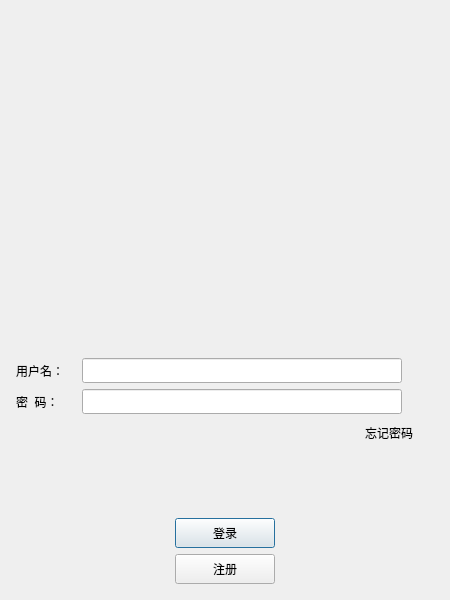
kodaniii/Cutalk, file Cutalk/logindialog.ui: the form before one commit.
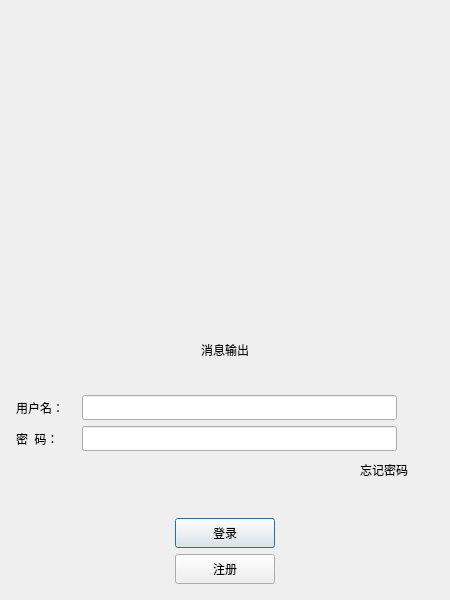
The form after the commit. Icons and pictures are not drawn. Custom widgets are drawn as their Qt base class.

```diff
--- a/Cutalk/logindialog.ui
+++ b/Cutalk/logindialog.ui
@@ -135,6 +135,42 @@
        </property>
       </spacer>
      </item>
+     <item>
+      <spacer name="verticalSpacer_5">
+       <property name="orientation">
+        <enum>Qt::Vertical</enum>
+       </property>
+       <property name="sizeHint" stdset="0">
+        <size>
+         <width>20</width>
+         <height>40</height>
+        </size>
+       </property>
+      </spacer>
+     </item>
+     <item>
+      <widget class="QLabel" name="msg_output_label">
+       <property name="text">
+        <string>消息输出</string>
+       </property>
+       <property name="alignment">
+        <set>Qt::AlignCenter</set>
+       </property>
+      </widget>
+     </item>
+     <item>
+      <spacer name="verticalSpacer_3">
+       <property name="orientation">
+        <enum>Qt::Vertical</enum>
+       </property>
+       <property name="sizeHint" stdset="0">
+        <size>
+         <width>20</width>
+         <height>40</height>
+        </size>
+       </property>
+      </spacer>
+     </item>
      <item>
       <layout class="QHBoxLayout" name="horizontalLayout">
        <item>
@@ -160,13 +196,13 @@
         <widget class="QLineEdit" name="username_edit">
          <property name="minimumSize">
           <size>
-           <width>320</width>
+           <width>315</width>
            <height>25</height>
           </size>
          </property>
          <property name="maximumSize">
           <size>
-           <width>320</width>
+           <width>315</width>
            <height>25</height>
           </size>
          </property>
@@ -224,13 +260,13 @@
         <widget class="QLineEdit" name="passwd_edit">
          <property name="minimumSize">
           <size>
-           <width>320</width>
+           <width>315</width>
            <height>25</height>
           </size>
          </property>
          <property name="maximumSize">
           <size>
-           <width>320</width>
+           <width>315</width>
            <height>25</height>
           </size>
          </property>
@@ -308,13 +344,13 @@
         <widget class="QLabel" name="label_2">
          <property name="minimumSize">
           <size>
-           <width>15</width>
+           <width>20</width>
            <height>0</height>
           </size>
          </property>
          <property name="maximumSize">
           <size>
-           <width>15</width>
+           <width>20</width>
            <height>16777215</height>
           </size>
          </property>
```
Left out of the diff: 2 changed lines with no effect on the pictures.
